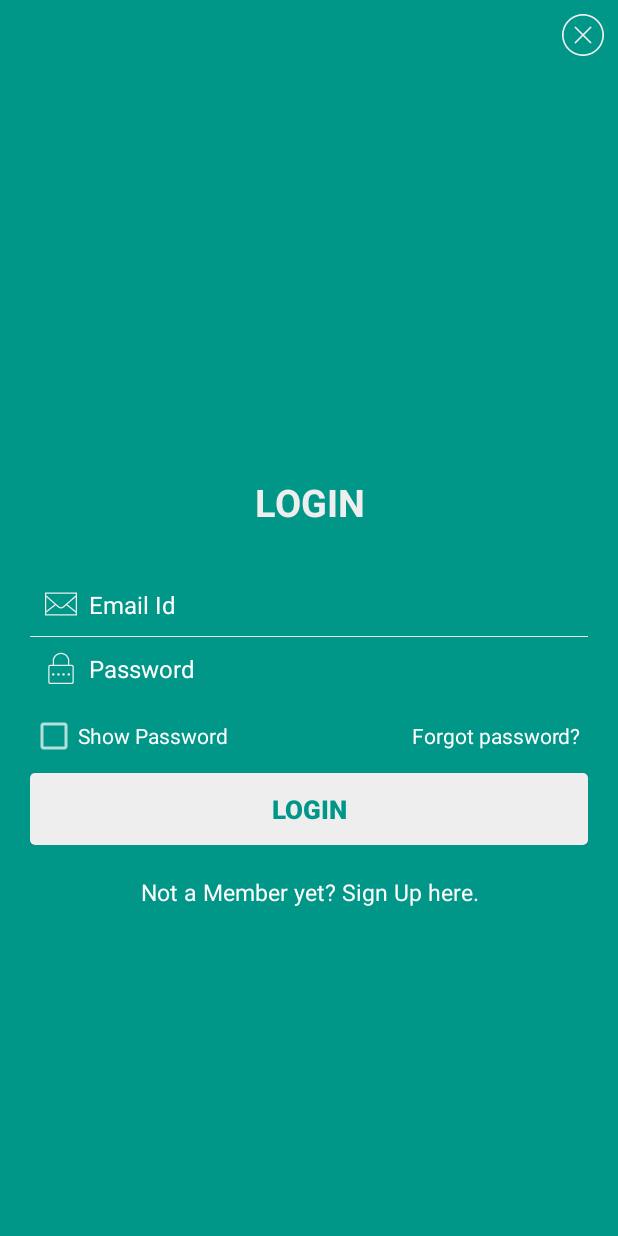
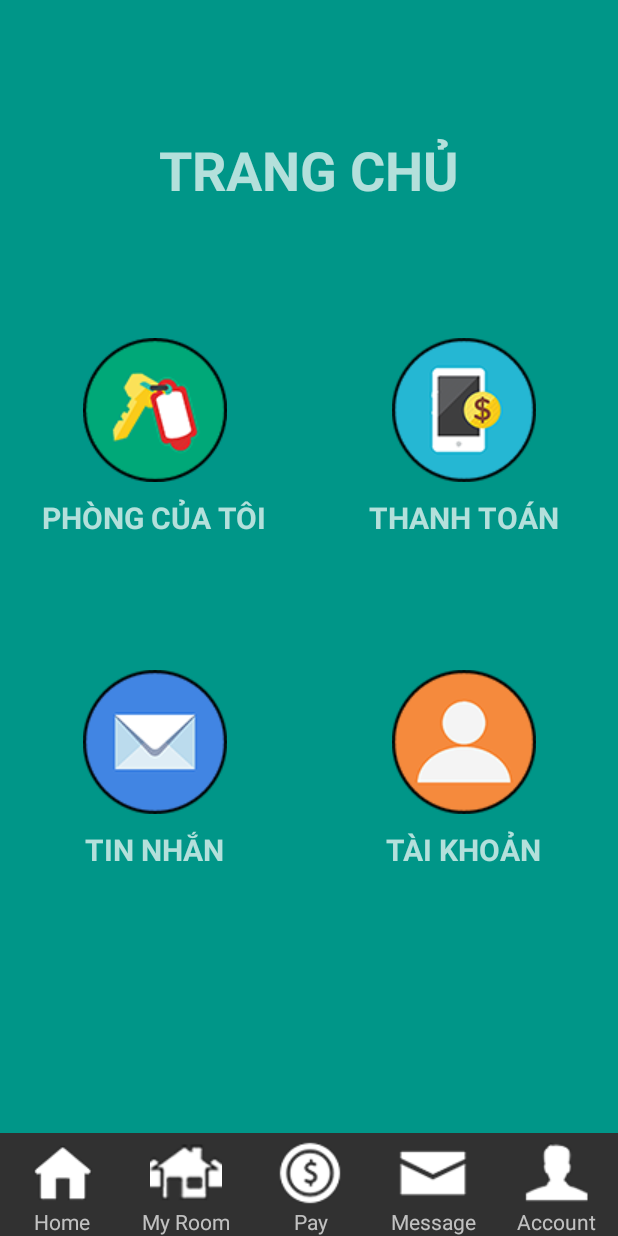
Before and after one commit to bichvanhoang95/Nhom13_DoAnAndroid, an Android app: the screen it shows after launch (MainActivity before the commit, DashboardActivity after it), on a phone screen of 412 x 824 dp. Run offline under Robolectric (Android 15) with nearby library versions, the phone set to English and light mode, and no system bars.

Commit message:
Update Dashboard Activity

```diff
--- a/DACK_RentHouse/app/src/main/AndroidManifest.xml
+++ b/DACK_RentHouse/app/src/main/AndroidManifest.xml
@@ -9,7 +9,7 @@
         android:supportsRtl="true"
         android:theme="@style/AppTheme">
         <activity
-            android:name=".MainActivity"
+            android:name=".DashboardActivity"
             android:label="@string/app_name">
             <intent-filter>
                 <action android:name="android.intent.action.MAIN" />
@@ -17,5 +17,7 @@
                 <category android:name="android.intent.category.LAUNCHER" />
             </intent-filter>
         </activity>
+        <activity android:name=".MainActivity" >
+        </activity>
     </application>
 </manifest>
--- /dev/null
+++ b/DACK_RentHouse/app/src/main/java/com/example/dack_renthouse/DashboardActivity.java
@@ -0,0 +1,96 @@
+package com.example.dack_renthouse;
+
+import android.content.Context;
+import android.os.Bundle;
+import android.support.v7.app.AppCompatActivity;
+import android.view.View;
+import android.view.ViewGroup;
+import android.widget.AdapterView;
+import android.widget.BaseAdapter;
+import android.widget.GridView;
+import android.widget.ImageButton;
+import android.widget.ImageView;
+
+public class DashboardActivity extends AppCompatActivity {
+    GridView gvDashboard;
+    ImageButton ibtnHome;
+    ImageButton ibtnMyRoom;
+    ImageButton ibtnPay;
+    ImageButton ibtnMessage;
+    ImageButton ibtnAccount;
+
+    Integer[] MyLogo = {R.drawable.dbmyroom, R.drawable.dbpay, R.drawable.dbmessage, R.drawable.dbaccount};
+
+    @Override
+    protected void onCreate(Bundle savedInstanceState) {
+        super.onCreate(savedInstanceState);
+        setContentView(R.layout.activity_dashboard);
+
+        ibtnHome = (ImageButton) findViewById(R.id.ibtnHome);
+        ibtnMyRoom = (ImageButton) findViewById(R.id.ibtnMyRoom);
+        ibtnPay = (ImageButton) findViewById(R.id.ibtnPay);
+        ibtnMessage = (ImageButton) findViewById(R.id.ibtnMessage);
+        ibtnAccount = (ImageButton) findViewById(R.id.ibtnAccount);
+
+//        gvDashboard.setAdapter(new MyImageAdapter(this,MyLogo));
+//        gvDashboard.setOnItemClickListener(new AdapterView.OnItemClickListener() {
+//            @Override
+//            public void onItemClick(AdapterView<?> parent, View view, int position, long id) {
+//                switch (position)
+//                {
+//                    case 0:
+//                    {
+////                        startActivity();
+//                        break;
+//                    }
+//                    case 1:
+//                    {
+////                        startActivity();
+//                        break;
+//                    }
+//                    case 2:
+//                    {
+////                        startActivity();
+//                        break;
+//                    }
+//                    case 3:
+//                    {
+////                        startActivity();
+//                        break;
+//                    }
+//                }
+//            }
+//        });
+    }
+}
+
+//class MyImageAdapter extends BaseAdapter {
+//    private Context context;
+//    private Integer[] MyLogo;
+//    public MyImageAdapter(Context context, Integer[] MyLogo)
+//    {
+//        this.context = context;
+//        this.MyLogo = MyLogo;
+//    }
+//    public int getCount() {
+//        return MyLogo.length;
+//    }
+//    public Object getItem(int position) {
+//        return MyLogo[position];
+//    }
+//    public long getItemId(int position) {
+//        return position;
+//    }
+//    public View getView(int position, View convertView, ViewGroup parent) {
+//        ImageView imageView;
+//        if (convertView == null) {
+//            imageView = new ImageView(context);
+//            imageView.setLayoutParams( new GridView.LayoutParams(300, 300) );
+//            imageView.setPadding(30, 30, 30, 30);
+//        } else {
+//            imageView = (ImageView) convertView;
+//        }
+//        imageView.setImageResource(MyLogo[position]);
+//        return imageView;
+//    }
+//}
--- /dev/null
+++ b/DACK_RentHouse/app/src/main/res/layout/activity_dashboard.xml
@@ -0,0 +1,287 @@
+<?xml version="1.0" encoding="utf-8"?>
+<ScrollView xmlns:android="http://schemas.android.com/apk/res/android"
+    xmlns:app="http://schemas.android.com/apk/res-auto"
+    xmlns:tools="http://schemas.android.com/tools"
+    android:layout_width="match_parent"
+    android:layout_height="match_parent"
+    android:background="@color/background_color"
+    android:fillViewport="true"
+    android:overScrollMode="never"
+    android:scrollbars="none">
+
+    <LinearLayout
+        android:layout_width="match_parent"
+        android:layout_height="match_parent"
+        android:orientation="vertical"
+        tools:layout_editor_absoluteX="8dp"
+        tools:layout_editor_absoluteY="8dp">
+
+        <LinearLayout
+            android:layout_width="match_parent"
+            android:layout_height="0dp"
+            android:layout_weight="2"
+            android:gravity="bottom"
+            android:orientation="horizontal">
+
+            <TextView
+                android:id="@+id/tvTitle"
+                android:layout_width="match_parent"
+                android:layout_height="wrap_content"
+                android:layout_weight="1"
+                android:text="TRANG CHỦ"
+                android:textAlignment="center"
+                android:textSize="36sp"
+                android:textStyle="bold" />
+        </LinearLayout>
+
+        <LinearLayout
+            android:layout_width="match_parent"
+            android:layout_height="0dp"
+            android:layout_weight="9"
+            android:orientation="vertical">
+
+            <LinearLayout
+                android:layout_width="match_parent"
+                android:layout_height="match_parent"
+                android:layout_weight="1"
+                android:orientation="horizontal">
+
+                <LinearLayout
+                    android:layout_width="match_parent"
+                    android:layout_height="match_parent"
+                    android:layout_weight="1"
+                    android:gravity="center"
+                    android:orientation="vertical">
+
+                    <ImageButton
+                        android:id="@+id/ibtnDBMyRoom"
+                        android:layout_width="match_parent"
+                        android:layout_height="wrap_content"
+                        android:background="@null"
+                        app:srcCompat="@drawable/dbmyroom" />
+
+                    <TextView
+                        android:id="@+id/tvDBMyRoom"
+                        android:layout_width="match_parent"
+                        android:layout_height="wrap_content"
+                        android:layout_marginTop="10dp"
+                        android:gravity="center"
+                        android:text="PHÒNG CỦA TÔI"
+                        android:textSize="20sp"
+                        android:textStyle="bold" />
+                </LinearLayout>
+
+                <LinearLayout
+                    android:layout_width="match_parent"
+                    android:layout_height="match_parent"
+                    android:layout_weight="1"
+                    android:gravity="center"
+                    android:orientation="vertical">
+
+                    <ImageButton
+                        android:id="@+id/ibtnDBPay"
+                        android:layout_width="match_parent"
+                        android:layout_height="wrap_content"
+                        android:background="@null"
+                        app:srcCompat="@drawable/dbpay" />
+
+                    <TextView
+                        android:id="@+id/tvDBPay"
+                        android:layout_width="match_parent"
+                        android:layout_height="wrap_content"
+                        android:layout_marginTop="10dp"
+                        android:gravity="center"
+                        android:text="THANH TOÁN"
+                        android:textSize="20sp"
+                        android:textStyle="bold" />
+                </LinearLayout>
+            </LinearLayout>
+
+            <LinearLayout
+                android:layout_width="match_parent"
+                android:layout_height="match_parent"
+                android:layout_weight="1"
+                android:orientation="horizontal">
+
+                <LinearLayout
+                    android:layout_width="match_parent"
+                    android:layout_height="match_parent"
+                    android:layout_weight="1"
+                    android:orientation="vertical">
+
+                    <ImageButton
+                        android:id="@+id/ibtnDBMessage"
+                        android:layout_width="match_parent"
+                        android:layout_height="wrap_content"
+                        android:background="@null"
+                        app:srcCompat="@drawable/dbmessage" />
+
+                    <TextView
+                        android:id="@+id/tvDBMessage"
+                        android:layout_width="match_parent"
+                        android:layout_height="wrap_content"
+                        android:layout_marginTop="10dp"
+                        android:gravity="center"
+                        android:text="TIN NHẮN"
+                        android:textSize="20sp"
+                        android:textStyle="bold" />
+                </LinearLayout>
+
+                <LinearLayout
+                    android:layout_width="match_parent"
+                    android:layout_height="match_parent"
+                    android:layout_weight="1"
+                    android:orientation="vertical">
+
+                    <ImageButton
+                        android:id="@+id/ibtnDBAccount"
+                        android:layout_width="match_parent"
+                        android:layout_height="wrap_content"
+                        android:background="@null"
+                        app:srcCompat="@drawable/dbaccount" />
+
+                    <TextView
+                        android:id="@+id/tvDBAccount"
+                        android:layout_width="match_parent"
+                        android:layout_height="wrap_content"
+                        android:layout_marginTop="10dp"
+                        android:gravity="center"
+                        android:text="TÀI KHOẢN"
+                        android:textSize="20sp"
+                        android:textStyle="bold" />
+                </LinearLayout>
+            </LinearLayout>
+        </LinearLayout>
+
+        <LinearLayout
+            android:layout_width="match_parent"
+            android:layout_height="0dp"
+            android:layout_weight="1"
+            android:background="@color/black"
+            android:orientation="horizontal">
+
+            <LinearLayout
+                android:layout_width="match_parent"
+                android:layout_height="match_parent"
+                android:layout_weight="1"
+                android:orientation="vertical">
+
+                <ImageButton
+                    android:id="@+id/ibtnHome"
+                    android:layout_width="wrap_content"
+                    android:layout_height="wrap_content"
+                    android:layout_gravity="center"
+                    android:layout_weight="1"
+                    android:background="@null"
+                    app:srcCompat="@drawable/home" />
+
+                <TextView
+                    android:id="@+id/textView"
+                    android:layout_width="match_parent"
+                    android:layout_height="wrap_content"
+                    android:layout_weight="1"
+                    android:gravity="bottom|center_horizontal"
+                    android:text="Home" />
+            </LinearLayout>
+
+            <LinearLayout
+                android:layout_width="match_parent"
+                android:layout_height="match_parent"
+                android:layout_weight="1"
+                android:orientation="vertical">
+
+                <ImageButton
+                    android:id="@+id/ibtnMyRoom"
+                    android:layout_width="wrap_content"
+                    android:layout_height="wrap_content"
+                    android:layout_gravity="center"
+                    android:layout_weight="1"
+                    android:background="@null"
+                    app:srcCompat="@drawable/myroom" />
+
+                <TextView
+                    android:id="@+id/textView2"
+                    android:layout_width="match_parent"
+                    android:layout_height="wrap_content"
+                    android:layout_weight="1"
+                    android:gravity="bottom|center_horizontal"
+                    android:text="My Room" />
+            </LinearLayout>
+
+            <LinearLayout
+                android:layout_width="match_parent"
+                android:layout_height="match_parent"
+                android:layout_weight="1"
+                android:orientation="vertical">
+
+                <ImageButton
+                    android:id="@+id/ibtnPay"
+                    android:layout_width="wrap_content"
+                    android:layout_height="wrap_content"
+                    android:layout_gravity="center"
+                    android:layout_weight="1"
+                    android:background="@null"
+                    app:srcCompat="@drawable/pay" />
+
+                <TextView
+                    android:id="@+id/textView3"
+                    android:layout_width="match_parent"
+                    android:layout_height="wrap_content"
+                    android:layout_weight="1"
+                    android:gravity="bottom|center_horizontal"
+                    android:text="Pay" />
+            </LinearLayout>
+
+            <LinearLayout
+                android:layout_width="match_parent"
+                android:layout_height="match_parent"
+                android:layout_weight="1"
+                android:orientation="vertical">
+
+                <ImageButton
+                    android:id="@+id/ibtnMessage"
+                    android:layout_width="wrap_content"
+                    android:layout_height="wrap_content"
+                    android:layout_gravity="center"
+                    android:layout_weight="1"
+                    android:background="@null"
+                    app:srcCompat="@drawable/message" />
+
+                <TextView
+                    android:id="@+id/textView4"
+                    android:layout_width="match_parent"
+                    android:layout_height="wrap_content"
+                    android:layout_weight="1"
+                    android:gravity="bottom|center_horizontal"
+                    android:text="Message" />
+            </LinearLayout>
+
+            <LinearLayout
+                android:layout_width="match_parent"
+                android:layout_height="match_parent"
+                android:layout_weight="1"
+                android:orientation="vertical">
+
+                <ImageButton
+                    android:id="@+id/ibtnAccount"
+                    android:layout_width="wrap_content"
+                    android:layout_height="wrap_content"
+                    android:layout_gravity="center"
+                    android:layout_weight="1"
+                    android:background="@null"
+                    app:srcCompat="@drawable/account" />
+
+                <TextView
+                    android:id="@+id/textView5"
+                    android:layout_width="match_parent"
+                    android:layout_height="wrap_content"
+                    android:layout_weight="1"
+                    android:gravity="bottom|center_horizontal"
+                    android:text="Account" />
+            </LinearLayout>
+
+        </LinearLayout>
+
+    </LinearLayout>
+
+</ScrollView>
--- a/DACK_RentHouse/app/src/main/res/values/colors.xml
+++ b/DACK_RentHouse/app/src/main/res/values/colors.xml
@@ -3,7 +3,7 @@
 
     <color name="background_color">#009688</color>
     <color name="white">#FFFFFF</color>
-    <color name="black">#000000</color>
+    <color name="black">#313131</color>
     <color name="white_greyish">#EEEEEE</color>
     <color name="button_selectorcolor">#9E9E9E</color>
 
```
Also changed, not shown: DACK_RentHouse/app/src/main/res/drawable/account.png (added), DACK_RentHouse/app/src/main/res/drawable/dbaccount.png (added), DACK_RentHouse/app/src/main/res/drawable/dbmessage.png (added), DACK_RentHouse/app/src/main/res/drawable/dbmyroom.png (added), DACK_RentHouse/app/src/main/res/drawable/dbpay.png (added), DACK_RentHouse/app/src/main/res/drawable/home.png (added), DACK_RentHouse/app/src/main/res/drawable/message.png (added), DACK_RentHouse/app/src/main/res/drawable/myroom.png (added), DACK_RentHouse/app/src/main/res/drawable/pay.png (added).
